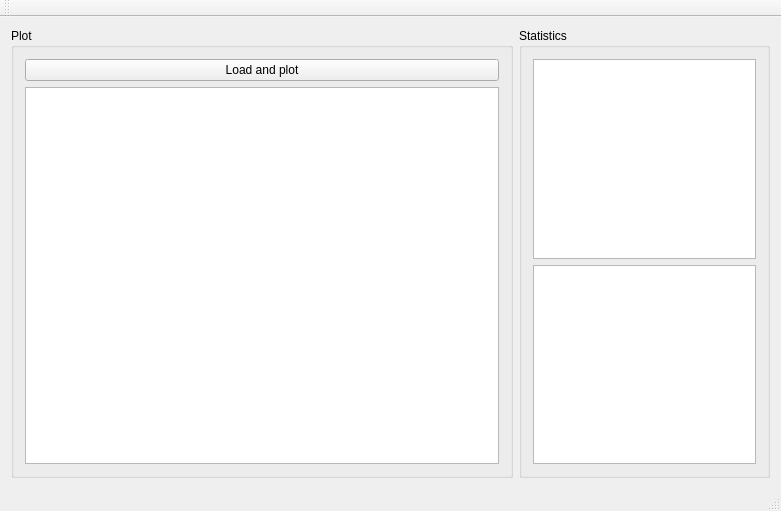
Old version of the form mainwindow.ui in the repository szazdenes/VikingAzimuth.
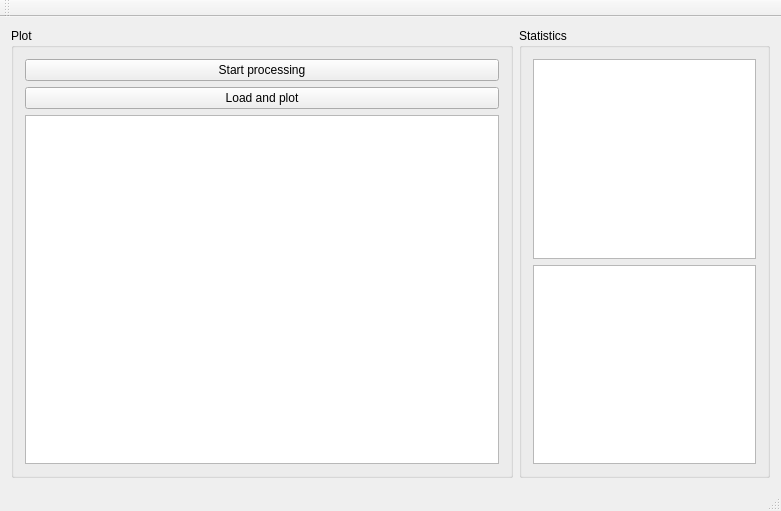
New version of the form.

Commit message: processing button added

```diff
--- a/mainwindow.ui
+++ b/mainwindow.ui
@@ -21,16 +21,23 @@
        <string>Plot</string>
       </property>
       <layout class="QGridLayout" name="gridLayout_5">
-       <item row="0" column="0">
+       <item row="1" column="0">
         <widget class="QPushButton" name="loadPushButton">
          <property name="text">
           <string>Load and plot</string>
          </property>
         </widget>
        </item>
-       <item row="1" column="0">
+       <item row="2" column="0">
         <widget class="QGraphicsView" name="graphicsView"/>
        </item>
+       <item row="0" column="0">
+        <widget class="QPushButton" name="processingPushButton">
+         <property name="text">
+          <string>Start processing</string>
+         </property>
+        </widget>
+       </item>
       </layout>
      </widget>
     </item>
```
Left out of the diff: 2 changed lines with no effect on the pictures. The commit also changes 2 other files.
